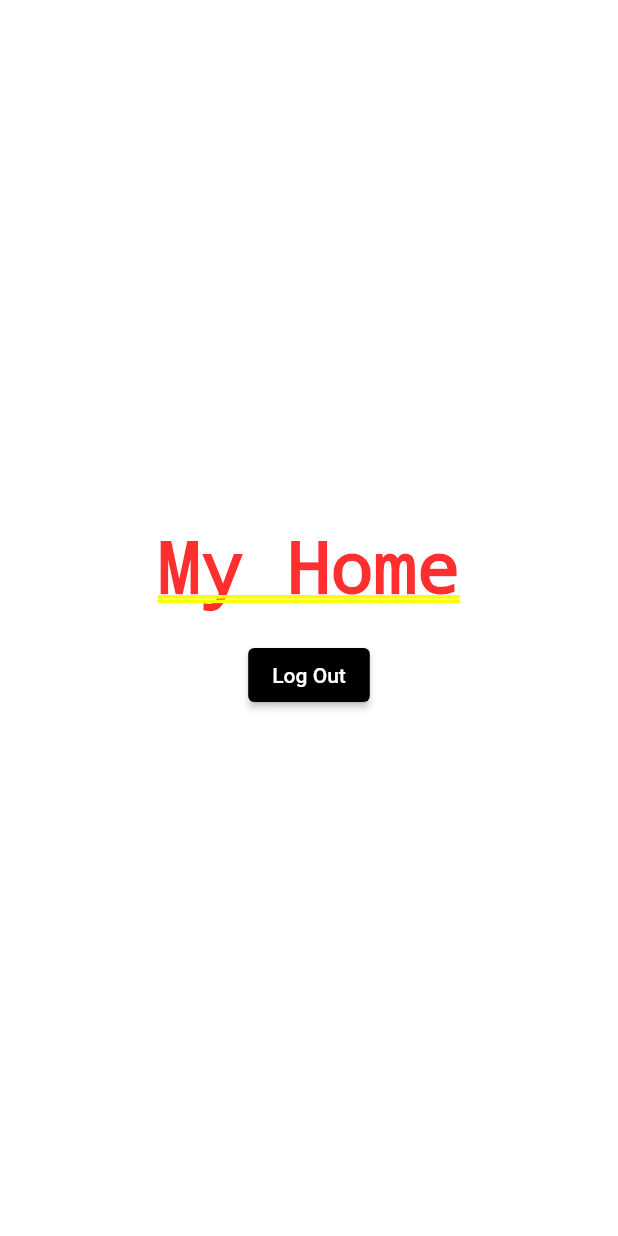
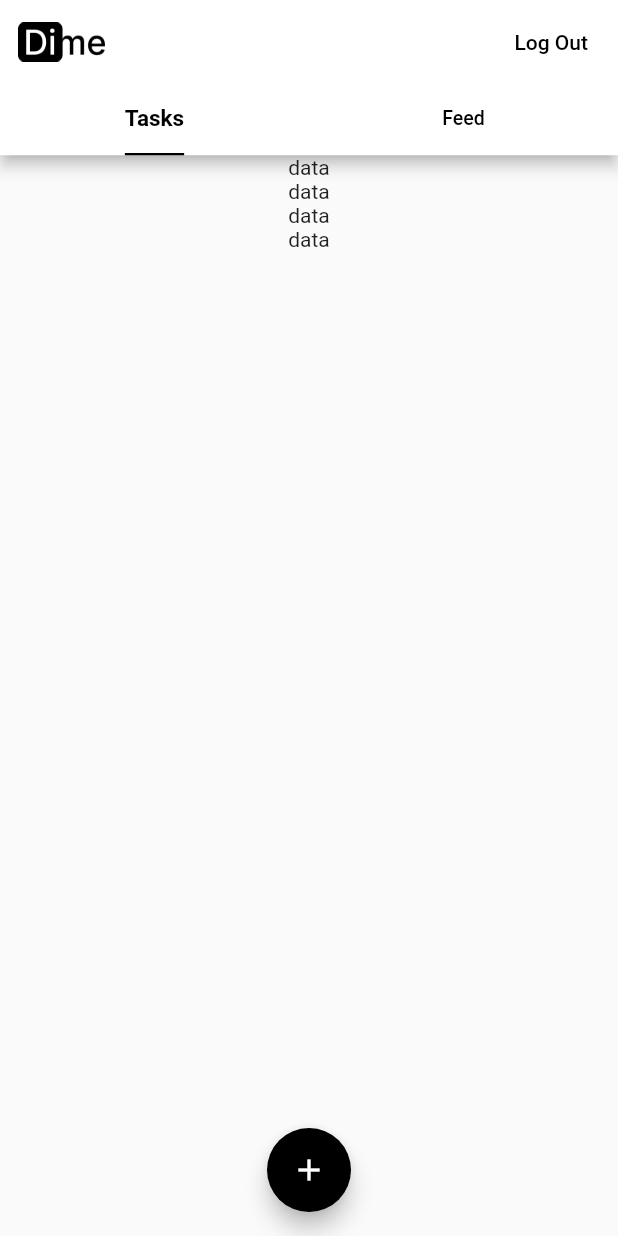
Before and after one commit to reharsh/dime, a Flutter app: the MyHome screen opened by its route, on a phone screen of 412 x 824 dp. Run offline on Flutter 3.47's test engine with Material 2 defaults, Android fonts, the phone set to English and light mode, and no system bars; our stand-ins replace appwrite.

Commit message:
Added Tasks.dart screen and created a button to create document in appwrite database named Tasks

```diff
--- a/lib/main.dart
+++ b/lib/main.dart
@@ -46,7 +46,7 @@ class MyApp extends StatelessWidget {
       theme: ThemeData(
         primarySwatch: black,
       ),
-      home: const LoginSignup(),
+      home: LoginSignup(),
     );
   }
 }
--- a/lib/screens/homescreen.dart
+++ b/lib/screens/homescreen.dart
@@ -1,21 +1,82 @@
+import 'package:dime/screens/tasks.dart';
+import 'package:flutter/gestures.dart';
 import 'package:flutter/material.dart';
 import 'account_service.dart';
 
-class MyHome extends StatelessWidget {
+class MyHome extends StatefulWidget {
+  @override
+  State<MyHome> createState() => _MyHomeState();
+}
+
+class _MyHomeState extends State<MyHome> with SingleTickerProviderStateMixin {
+  late TabController _tabController;
+
+  @override
+  void initState() {
+    super.initState();
+    _tabController = TabController(length: 2, vsync: this);
+  }
+
+  @override
+  void dispose() {
+    _tabController.dispose();
+    super.dispose();
+  }
+
   @override
   Widget build(BuildContext context) {
-    return Center(
-        child: Align(
-            alignment: Alignment.center,
-            child:
-                Column(mainAxisAlignment: MainAxisAlignment.center, children: [
-              Text("My Home"),
-              SizedBox(height: 20),
-              ElevatedButton(
+    return Scaffold(
+        appBar: AppBar(
+          leadingWidth: 70,
+          bottom: TabBar(
+            controller: _tabController,
+            tabs: [
+              Tab(
+                text: "Tasks",
+              ),
+              Tab(text: "Feed"),
+            ],
+            indicatorWeight: 1.5,
+            indicatorSize: TabBarIndicatorSize.label,
+            labelColor: Colors.black,
+            labelStyle: TextStyle(
+              color: Colors.black,
+              fontSize: 15,
+              fontWeight: FontWeight.bold,
+            ),
+            unselectedLabelStyle: TextStyle(
+              color: Colors.black,
+              fontSize: 13,
+            ),
+          ),
+          backgroundColor: Colors.white,
+          leading: Padding(
+            padding: EdgeInsets.only(left: 12.0), // Set the desired margin
+            child: Image.asset('assets/images/Icon.png'),
+          ),
+          actions: [
+            Padding(
+              padding: const EdgeInsets.all(12.0),
+              child: TextButton(
                   child: Text("Log Out"),
+                  style: ButtonStyle(
+                    backgroundColor:
+                        MaterialStateProperty.all<Color?>(Colors.white),
+                    overlayColor:
+                        MaterialStateProperty.all<Color?>(Colors.white),
+                  ),
                   onPressed: () {
                     logout(context);
-                  })
-            ])));
+                  }),
+            )
+          ],
+        ),
+        body: TabBarView(
+          controller: _tabController,
+          children: [
+            Tasks(),
+            Center(child: Text('Tab 2 content')),
+          ],
+        ));
   }
 }
--- /dev/null
+++ b/lib/screens/tasks.dart
@@ -0,0 +1,56 @@
+import 'package:flutter/material.dart';
+import 'package:appwrite/appwrite.dart';
+
+class Tasks extends StatefulWidget {
+  const Tasks({super.key});
+
+  @override
+  State<Tasks> createState() => _TasksState();
+}
+
+class _TasksState extends State<Tasks> {
+  void createTask() async {
+    final client = Client()
+        .setEndpoint('https://cloud.appwrite.io/v1')
+        .setProject('646daa0fec7e78728a69');
+
+    Databases databases = Databases(client);
+
+    try {
+      final document = await databases.createDocument(
+        databaseId: '6473a2f15c2163b2f9b9',
+        collectionId: '6473a302e5da1c1a0b0d',
+        documentId: ID.unique(),
+        data: {
+          "title": "Complete the dime for better",
+          "start_time": DateTime.now().toIso8601String(),
+          "end_time": DateTime.now().toIso8601String(),
+        },
+        permissions: [Permission.read(Role.any())],
+      );
+      print("Task Created successfully!");
+    } catch (e) {
+      print(e);
+    }
+  }
+
+  @override
+  Widget build(BuildContext context) {
+    return Scaffold(
+      body: Center(
+        child: Column(
+          children: [Text("data"), Text("data"), Text("data"), Text("data")],
+        ),
+      ),
+      floatingActionButton: FloatingActionButton(
+        onPressed: () {
+          // Handle button press
+          createTask();
+          print('Button pressed');
+        },
+        child: Icon(Icons.add),
+      ),
+      floatingActionButtonLocation: FloatingActionButtonLocation.centerFloat,
+    );
+  }
+}
--- a/pubspec.yaml
+++ b/pubspec.yaml
@@ -59,8 +59,8 @@ flutter:
   uses-material-design: true
 
   # To add assets to your application, add an assets section, like this:
-  # assets:
-  #   - images/a_dot_burr.jpeg
+  assets:
+    - assets/images/Icon.png
   #   - images/a_dot_ham.jpeg
 
   # An image asset can refer to one or more resolution-specific "variants", see
```
Also changed, not shown: assets/images/Icon.png (added).
